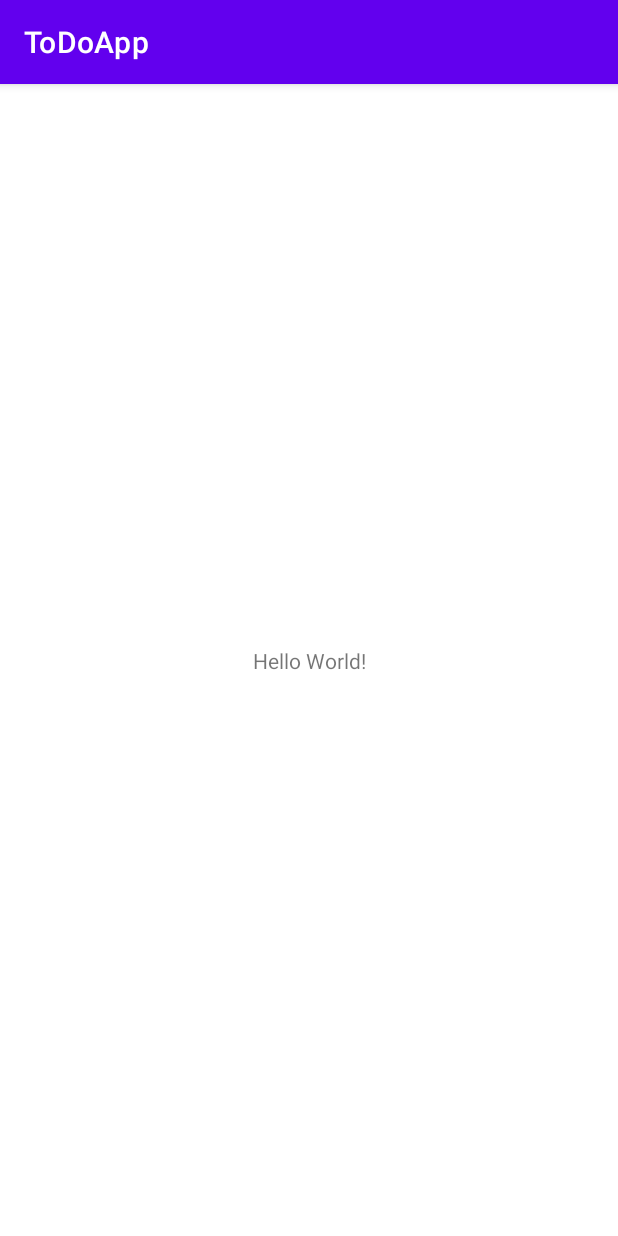
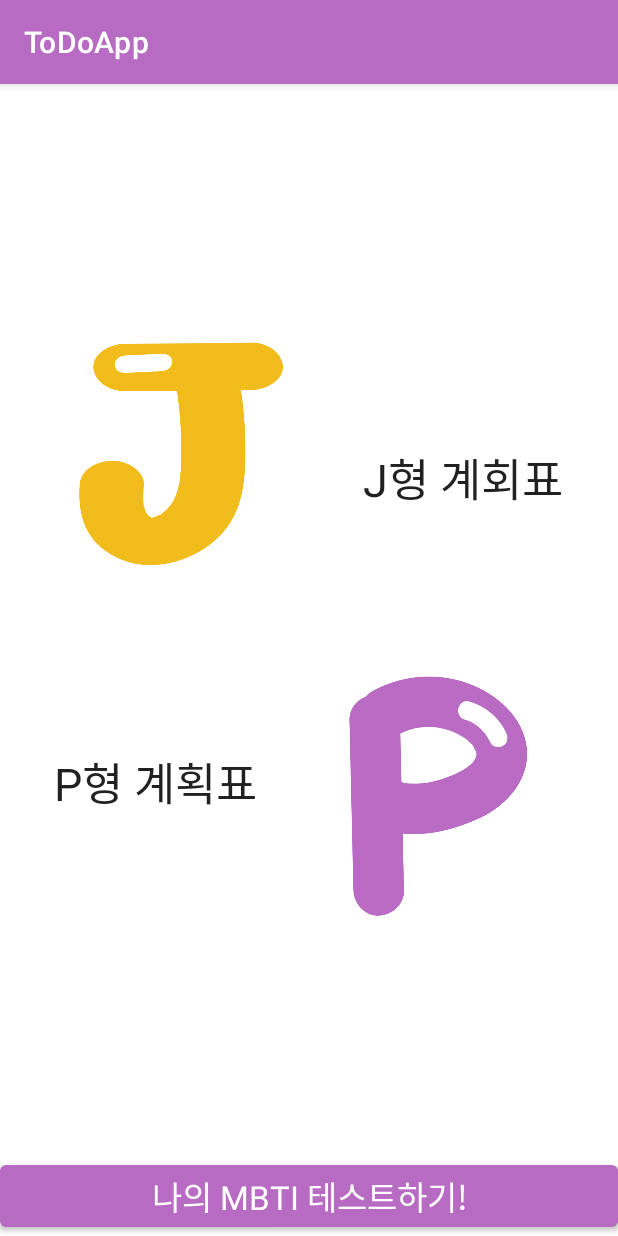
Before and after one commit to qwertybbk/ToDoApp, an Android app: the screen it shows after launch (MainActivity), on a phone screen of 412 x 824 dp. Run offline under Robolectric (Android 15) with nearby library versions, the phone set to English and light mode, and no system bars.

Commit message:
초기화면, 메인화면 1차본

```diff
--- a/app/src/main/java/com/example/todoapp/MainActivity.kt
+++ b/app/src/main/java/com/example/todoapp/MainActivity.kt
@@ -1,11 +1,40 @@
 package com.example.todoapp
 
+import android.content.Intent
+import android.net.Uri
 import androidx.appcompat.app.AppCompatActivity
 import android.os.Bundle
+import android.view.MenuItem
+import android.widget.Button
+import android.widget.ImageView
 
 class MainActivity : AppCompatActivity() {
+
+    lateinit var buttonLink: Button
+    lateinit var imageJ: ImageView
+    lateinit var imageP: ImageView
+
     override fun onCreate(savedInstanceState: Bundle?) {
         super.onCreate(savedInstanceState)
         setContentView(R.layout.activity_main)
+
+        imageJ = findViewById(R.id.imageJ)
+        imageP = findViewById(R.id.imageP)
+        buttonLink = findViewById(R.id.buttonLink)
+
+        imageJ.setOnClickListener {
+            val intent = Intent(this, PlanJ::class.java)
+            startActivity(intent)
+        }
+
+        imageP.setOnClickListener {
+            val intent = Intent(this, PlanP::class.java)
+            startActivity(intent)
+        }
+
+        buttonLink.setOnClickListener {
+            var intent = Intent(Intent.ACTION_VIEW, Uri.parse("https://www.16personalities.com/ko/%EB%AC%B4%EB%A3%8C-%EC%84%B1%EA%B2%A9-%EC%9C%A0%ED%98%95-%EA%B2%80%EC%82%AC"))
+            startActivity(intent)
+        }
     }
 }
--- /dev/null
+++ b/app/src/main/java/com/example/todoapp/SplashActivity.kt
@@ -0,0 +1,26 @@
+package com.example.todoapp
+
+import android.content.Intent
+import android.os.Bundle
+import android.os.Handler
+import androidx.appcompat.app.AppCompatActivity
+
+class SplashActivity : AppCompatActivity() {
+    override fun onCreate(savedInstanceState: Bundle?) {
+        super.onCreate(savedInstanceState)
+        // 메인 액티비티 시작하기
+        //tartActivity(Intent(this@SplashActivity, MainActivity::class.java))
+        // 스플래시 액티비티 끝내기
+        //finish()
+        var handler = Handler()
+        handler.postDelayed( {
+            var intent = Intent( this, MainActivity::class.java)
+            startActivity(intent)
+        }, 3000)
+    }
+
+    override fun onPause() {
+        super.onPause()
+        finish()
+    }
+}
--- /dev/null
+++ b/app/src/main/res/drawable/splash.xml
@@ -0,0 +1,9 @@
+<?xml version="1.0" encoding="utf-8"?>
+<layer-list xmlns:android="http://schemas.android.com/apk/res/android">
+    <item android:drawable="@android:color/white" />
+    <item>
+        <bitmap
+            android:src="@drawable/meosplash1"
+            android:gravity="center"/> <!-- 자신의 만든 로딩 화면 이미지 경로를 넣습니다 -->
+    </item>
+</layer-list>
--- a/app/src/main/res/layout/activity_main.xml
+++ b/app/src/main/res/layout/activity_main.xml
@@ -6,13 +6,68 @@
     android:layout_height="match_parent"
     tools:context=".MainActivity">
 
+    <Button
+        android:id="@+id/buttonLink"
+        android:layout_width="match_parent"
+        android:layout_height="wrap_content"
+        android:text="나의 MBTI 테스트하기!"
+        android:textAppearance="@style/TextAppearance.AppCompat.Large"
+        app:layout_constraintBottom_toBottomOf="parent"
+        app:layout_constraintEnd_toEndOf="parent"
+        app:layout_constraintStart_toStartOf="parent" />
+
     <TextView
+        android:id="@+id/textJ"
         android:layout_width="wrap_content"
         android:layout_height="wrap_content"
-        android:text="Hello World!"
-        app:layout_constraintBottom_toBottomOf="parent"
+        android:layout_marginTop="150dp"
+        android:layout_marginEnd="16dp"
+        android:text="@string/plan_j"
+        android:textAppearance="@style/TextAppearance.AppCompat.Large"
+        android:textSize="30sp"
+        app:layout_constraintBottom_toTopOf="@+id/imageP"
         app:layout_constraintEnd_toEndOf="parent"
-        app:layout_constraintStart_toStartOf="parent"
+        app:layout_constraintHorizontal_bias="0.5"
+        app:layout_constraintStart_toEndOf="@+id/imageJ"
         app:layout_constraintTop_toTopOf="parent" />
 
+    <TextView
+        android:id="@+id/textP"
+        android:layout_width="wrap_content"
+        android:layout_height="wrap_content"
+        android:layout_marginStart="16dp"
+        android:layout_marginBottom="130dp"
+        android:text="@string/plan_p"
+        android:textAppearance="@style/TextAppearance.AppCompat.Large"
+        android:textSize="30sp"
+        app:layout_constraintBottom_toTopOf="@+id/buttonLink"
+        app:layout_constraintEnd_toStartOf="@+id/imageP"
+        app:layout_constraintHorizontal_bias="0.5"
+        app:layout_constraintStart_toStartOf="parent"
+        app:layout_constraintTop_toBottomOf="@+id/imageJ" />
+
+    <ImageView
+        android:id="@+id/imageJ"
+        android:layout_width="200dp"
+        android:layout_height="200dp"
+        android:layout_marginTop="50dp"
+        app:layout_constraintBottom_toTopOf="@+id/textP"
+        app:layout_constraintEnd_toStartOf="@+id/textJ"
+        app:layout_constraintHorizontal_bias="0.5"
+        app:layout_constraintStart_toStartOf="parent"
+        app:layout_constraintTop_toTopOf="parent"
+        app:srcCompat="@drawable/main_j" />
+
+    <ImageView
+        android:id="@+id/imageP"
+        android:layout_width="200dp"
+        android:layout_height="200dp"
+        android:layout_marginBottom="50dp"
+        app:layout_constraintBottom_toTopOf="@+id/buttonLink"
+        app:layout_constraintEnd_toEndOf="parent"
+        app:layout_constraintHorizontal_bias="0.5"
+        app:layout_constraintStart_toEndOf="@+id/textP"
+        app:layout_constraintTop_toBottomOf="@+id/textJ"
+        app:srcCompat="@drawable/main_p" />
+
 </androidx.constraintlayout.widget.ConstraintLayout>
--- a/app/src/main/res/values-night/themes.xml
+++ b/app/src/main/res/values-night/themes.xml
@@ -13,4 +13,11 @@
         <item name="android:statusBarColor" tools:targetApi="l">?attr/colorPrimaryVariant</item>
         <!-- Customize your theme here. -->
     </style>
+    <!-- Base application theme. -->
+    <style name="AppTheme" parent="Theme.AppCompat.Light.DarkActionBar">
+    </style>
+    <!-- 생성할 Splash theme -->
+    <style name="MeoSplashTheme" parent="Theme.AppCompat.NoActionBar">
+        <item name="android:windowBackground">@drawable/splash</item>
+    </style>
 </resources>
--- a/app/src/main/res/values/colors.xml
+++ b/app/src/main/res/values/colors.xml
@@ -5,6 +5,8 @@
     <color name="purple_700">#FF3700B3</color>
     <color name="teal_200">#FF03DAC5</color>
     <color name="teal_700">#FF018786</color>
+    <color name="purple_theme">#B86BC3</color>
+    <color name="yellow_theme">#F1BB21</color>
     <color name="black">#FF000000</color>
     <color name="white">#FFFFFFFF</color>
 </resources>
--- a/app/src/main/res/values/strings.xml
+++ b/app/src/main/res/values/strings.xml
@@ -1,3 +1,6 @@
 <resources>
     <string name="app_name">ToDoApp</string>
+    <string name="plan_j">J형 계회표</string>
+    <string name="plan_p">P형 계획표</string>
+    <string name="action_main">계획표 다시 선택하기</string>
 </resources>
--- a/app/src/main/res/values/themes.xml
+++ b/app/src/main/res/values/themes.xml
@@ -2,8 +2,8 @@
     <!-- Base application theme. -->
     <style name="Theme.ToDoApp" parent="Theme.MaterialComponents.DayNight.DarkActionBar">
         <!-- Primary brand color. -->
-        <item name="colorPrimary">@color/purple_500</item>
-        <item name="colorPrimaryVariant">@color/purple_700</item>
+        <item name="colorPrimary">@color/purple_theme</item>
+        <item name="colorPrimaryVariant">@color/yellow_theme</item>
         <item name="colorOnPrimary">@color/white</item>
         <!-- Secondary brand color. -->
         <item name="colorSecondary">@color/teal_200</item>
@@ -13,4 +13,11 @@
         <item name="android:statusBarColor" tools:targetApi="l">?attr/colorPrimaryVariant</item>
         <!-- Customize your theme here. -->
     </style>
+    <!-- Base application theme. -->
+    <style name="AppTheme" parent="Theme.AppCompat.Light.DarkActionBar">
+    </style>
+    <!-- 생성할 Splash theme -->
+    <style name="MeoSplashTheme" parent="Theme.AppCompat.NoActionBar">
+        <item name="android:windowBackground">@drawable/splash</item>
+    </style>
 </resources>
```
Also changed, not shown: app/src/main/AndroidManifest.xml (+13 -3 lines), app/src/main/java/com/example/todoapp/PlanJ.kt (added, +31 -0 lines), app/src/main/java/com/example/todoapp/PlanP.kt (added, +31 -0 lines), app/src/main/res/layout/activity_plan_j.xml (added, +9 -0 lines), app/src/main/res/layout/activity_plan_p.xml (added, +9 -0 lines), app/src/main/res/menu/menu_plan_j.xml (added, +7 -0 lines), app/src/main/res/menu/menu_plan_p.xml (added, +7 -0 lines), app/src/main/res/drawable/j_good.png (added), app/src/main/res/drawable/main_j.png (added), app/src/main/res/drawable/main_p.png (added), app/src/main/res/drawable/meosplash1.png (added), app/src/main/res/drawable/p_good.png (added).
